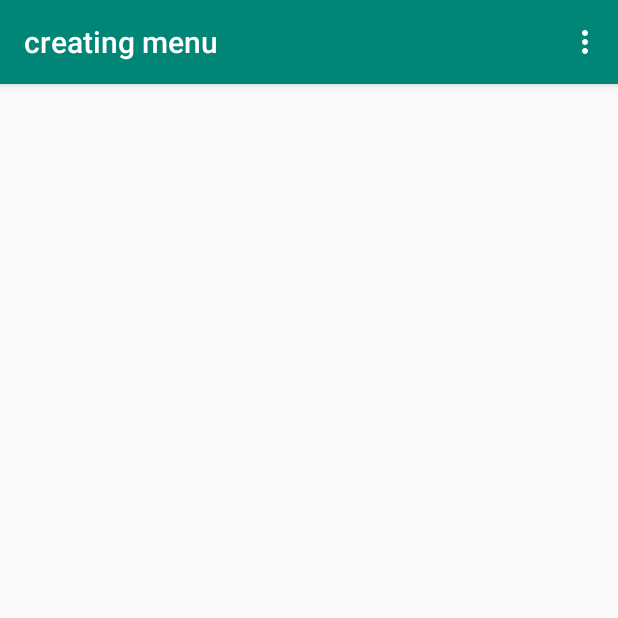
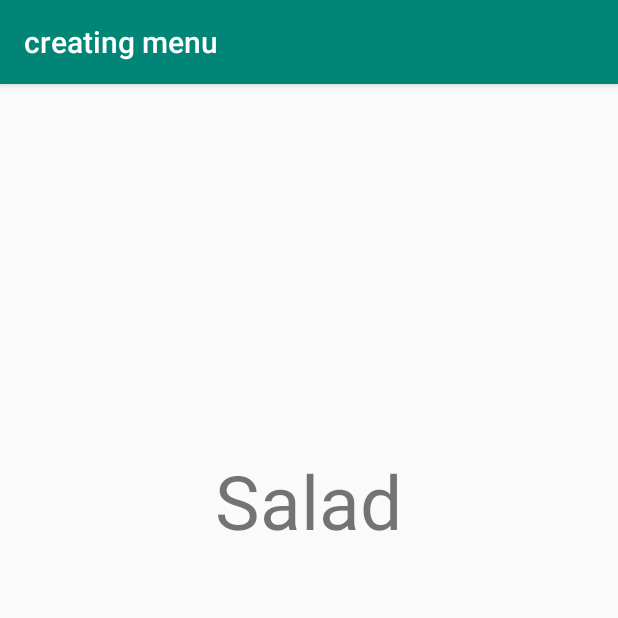
Before and after one commit to suthirakprom/Android-Studio, an Android app: the screen it shows after launch (MainActivity before the commit, Main4Activity after it), in the options menu, after a tap on "Salad", on a phone screen of 412 x 824 dp, the top half of it. Run offline under Robolectric (Android 15) with nearby library versions, the phone set to English and light mode, and no system bars; 1 statement that could not run was skipped.

Commit message:
creating menu

```diff
--- a/creatingmenu/app/build.gradle
+++ b/creatingmenu/app/build.gradle
@@ -25,7 +25,7 @@ android {
 
 dependencies {
     implementation fileTree(dir: 'libs', include: ['*.jar'])
-    implementation"org.jetbrains.kotlin:kotlin-stdlib-jdk7:$kotlin_version"
+    implementation "org.jetbrains.kotlin:kotlin-stdlib-jdk7:$kotlin_version"
     implementation 'androidx.appcompat:appcompat:1.0.2'
     implementation 'androidx.core:core-ktx:1.0.2'
     implementation 'androidx.constraintlayout:constraintlayout:1.1.3'
--- /dev/null
+++ b/creatingmenu/app/src/main/java/com/example/creatingmenu/Main4Activity.kt
@@ -0,0 +1,12 @@
+package com.example.creatingmenu
+
+import androidx.appcompat.app.AppCompatActivity
+import android.os.Bundle
+
+class Main4Activity : AppCompatActivity() {
+
+    override fun onCreate(savedInstanceState: Bundle?) {
+        super.onCreate(savedInstanceState)
+        setContentView(R.layout.activity_main4)
+    }
+}
--- a/creatingmenu/app/src/main/java/com/example/creatingmenu/MainActivity.kt
+++ b/creatingmenu/app/src/main/java/com/example/creatingmenu/MainActivity.kt
@@ -1,8 +1,12 @@
 package com.example.creatingmenu
 
+import android.content.Intent
 import androidx.appcompat.app.AppCompatActivity
 import android.os.Bundle
 import android.view.Menu
+import android.view.MenuItem
+import android.view.View
+import android.widget.Toast
 
 class MainActivity : AppCompatActivity() {
 
@@ -15,4 +19,34 @@ class MainActivity : AppCompatActivity() {
         menuInflater.inflate(R.menu.my_menu,menu)
         return super.onCreateOptionsMenu(menu)
     }
+
+    override fun onOptionsItemSelected(item: MenuItem): Boolean {
+
+        when(item.itemId)
+        {
+            R.id.menu1 -> {
+                Toast.makeText(this, "Pizza", Toast.LENGTH_SHORT).show()
+                var pizza = Intent(this, Main2Activity::class.java)
+                startActivity(pizza)
+            }
+            R.id.menu2 -> {
+                Toast.makeText(this, "Buger", Toast.LENGTH_SHORT).show()
+                var burger = Intent(this, Main3Activity::class.java)
+                startActivity(burger)
+            }
+            R.id.menu3 -> {
+                Toast.makeText(this, "Salad", Toast.LENGTH_SHORT).show()
+                var salad = Intent(this, Main4Activity::class.java)
+                startActivity(salad)
+            }
+            R.id.menu4 -> {
+                Toast.makeText(this, "Chicken", Toast.LENGTH_SHORT).show()
+                var chicken = Intent(this, Main5Activity::class.java)
+                startActivity(chicken)
+            }
+        }
+
+        return super.onOptionsItemSelected(item)
+    }
+
 }
--- /dev/null
+++ b/creatingmenu/app/src/main/res/layout/activity_main4.xml
@@ -0,0 +1,17 @@
+<?xml version="1.0" encoding="utf-8"?>
+<androidx.constraintlayout.widget.ConstraintLayout
+        xmlns:android="http://schemas.android.com/apk/res/android"
+        xmlns:tools="http://schemas.android.com/tools"
+        xmlns:app="http://schemas.android.com/apk/res-auto"
+        android:layout_width="match_parent"
+        android:layout_height="match_parent"
+        tools:context=".Main4Activity">
+    <TextView
+            android:text="Salad"
+            android:layout_width="wrap_content"
+            android:layout_height="75dp"
+            android:id="@+id/textView" android:textSize="50dp"
+            android:layout_marginTop="244dp" app:layout_constraintTop_toTopOf="parent" android:layout_marginEnd="8dp"
+            app:layout_constraintEnd_toEndOf="parent" android:layout_marginStart="8dp"
+            app:layout_constraintStart_toStartOf="parent" app:layout_constraintHorizontal_bias="0.498"/>
+</androidx.constraintlayout.widget.ConstraintLayout>
```
Also changed, not shown: creatingmenu/app/src/main/AndroidManifest.xml (+8 -0 lines), creatingmenu/app/src/main/java/com/example/creatingmenu/Main2Activity.kt (added, +12 -0 lines), creatingmenu/app/src/main/java/com/example/creatingmenu/Main3Activity.kt (added, +12 -0 lines), creatingmenu/app/src/main/java/com/example/creatingmenu/Main5Activity.kt (added, +12 -0 lines), creatingmenu/app/src/main/res/layout/activity_main2.xml (added, +18 -0 lines), creatingmenu/app/src/main/res/layout/activity_main3.xml (added, +17 -0 lines), creatingmenu/app/src/main/res/layout/activity_main5.xml (added, +17 -0 lines).
